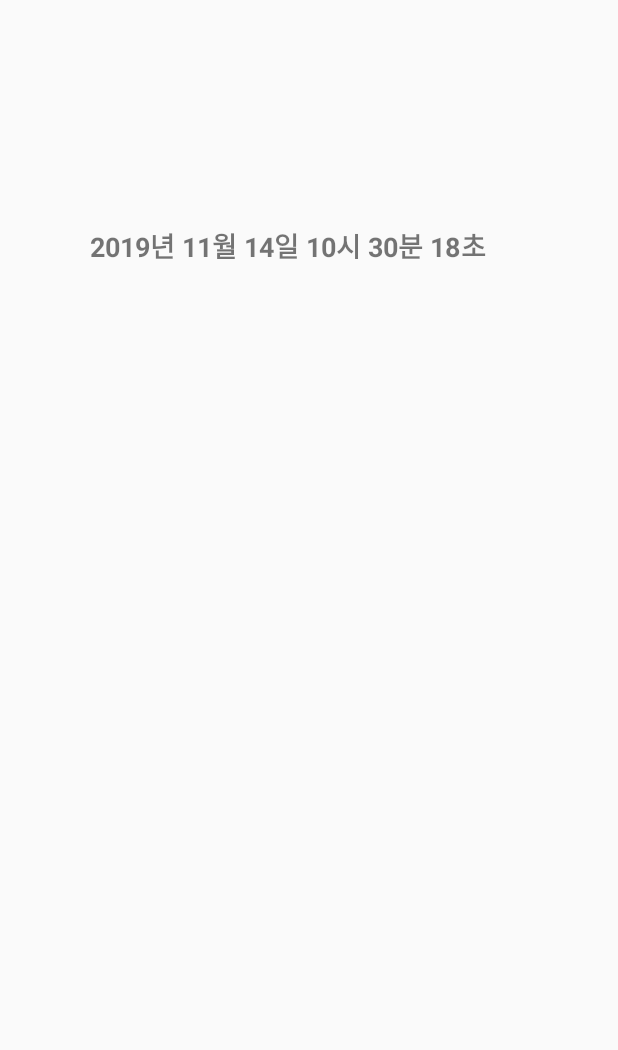
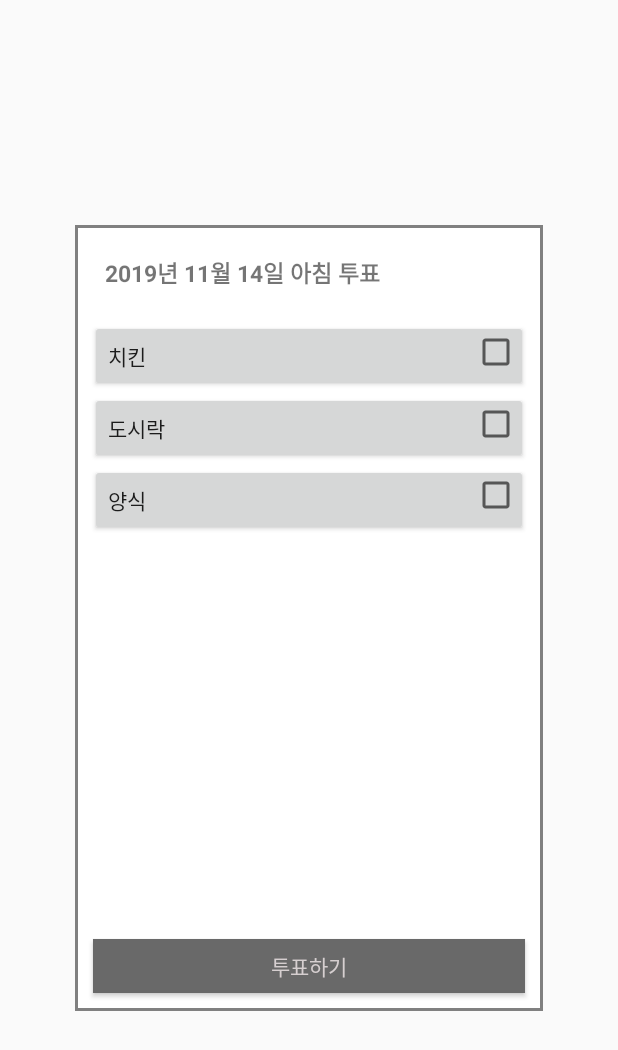
Before and after one commit to ha012345/MyApplication, an Android app: the Vote screen opened directly, with no data from a screen before it, on a phone screen of 412 x 824 dp. Shown: the top 1050 px of the screen. Run offline under Robolectric (Android 15) with nearby library versions, the phone set to English and light mode, and no system bars; our stand-ins replace Firebase (no records; nobody signed in at launch, a user with empty details on screens opened directly); 2 statements that could not run were skipped.

Commit message:
ssw
투표기능

```diff
--- a/app/src/main/java/com/example/myapplication/Vote.java
+++ b/app/src/main/java/com/example/myapplication/Vote.java
@@ -7,6 +7,7 @@ import android.content.Intent;
 import android.os.Bundle;
 import android.view.View;
 import android.widget.Button;
+import android.widget.CheckBox;
 import android.widget.ImageView;
 import android.widget.TextView;
 
@@ -24,20 +25,77 @@ import java.util.Date;
 public class Vote extends AppCompatActivity {
 
     private String groupname, groupkey;
+    Food_Ranking food_ranking = new Food_Ranking();
 
     @Override
     protected void onCreate(Bundle savedInstanceState) {
         super.onCreate(savedInstanceState);
         setContentView(R.layout.activity_vote);
+        TextView dating = (TextView)findViewById(R.id.textView2);
+        Button btn1 = (Button)findViewById(R.id.button1);
+        Button btn2 = (Button)findViewById(R.id.button2);
+        Button btn3 = (Button)findViewById(R.id.button3);
+        final CheckBox c1 = (CheckBox)findViewById(R.id.checkBox1);
+        final CheckBox c2 = (CheckBox)findViewById(R.id.checkBox2);
+        final CheckBox c3 = (CheckBox)findViewById(R.id.checkBox3);
+        Button vote = (Button)findViewById(R.id.voting);
 
         Intent intent = getIntent();
         groupname = (String) intent.getExtras().get("groupname");
         groupkey = (String) intent.getExtras().get("groupkey");
 
-        SimpleDateFormat format = new SimpleDateFormat("yyyy년 MM월 dd일 HH시 mm분 ss초");
+        SimpleDateFormat format = new SimpleDateFormat("yyyy년 MM월 dd일");
+        SimpleDateFormat format2 = new SimpleDateFormat("HH");
         Date time = new Date();
 
-        TextView dating = (TextView)findViewById(R.id.textView2);
-        dating.setText(format.format(time));
+        btn1.setText("치킨");
+        btn2.setText("도시락");
+        btn3.setText("양식");
+
+        String a = format2.format(time);
+        int hour = Integer.parseInt(a);
+
+        if(hour > 16)
+        {
+            dating.setText(format.format(time)+ " 저녁 투표");
+        }else if(hour > 11)
+        {
+            dating.setText(format.format(time)+ " 점심 투표");
+        }else{
+            dating.setText(format.format(time)+ " 아침 투표");
+        }
+
+        btn1.setOnClickListener(new View.OnClickListener() {
+            @Override
+            public void onClick(View view) {
+                c1.toggle();
+            }
+        });
+
+        btn2.setOnClickListener(new View.OnClickListener() {
+            @Override
+            public void onClick(View view) {
+                c2.toggle();
+            }
+        });
+
+        btn3.setOnClickListener(new View.OnClickListener() {
+            @Override
+            public void onClick(View view) {
+                c3.toggle();
+            }
+        });
+
+        String uid = FirebaseAuth.getInstance().getCurrentUser().getUid();
+        final DatabaseReference ref = FirebaseDatabase.getInstance().getReference().child("group").child(groupkey).child("food_pick");
+
+        vote.setOnClickListener(new View.OnClickListener() {
+            @Override
+            public void onClick(View view) {
+                if (c1.isChecked() == true) ref.child("Korean").setValue(1);
+                if (c2.isChecked() == true) ref.child("Snack").setValue(1);
+                if (c3.isChecked() == true) ref.child("dessert").setValue(1);
+            }
+        });
     }
 }
--- /dev/null
+++ b/app/src/main/res/drawable/edge.xml
@@ -0,0 +1,7 @@
+<?xml version="1.0" encoding="utf-8"?>
+<shape xmlns:android="http://schemas.android.com/apk/res/android">
+    <solid android:color="#ffffff" />
+    <stroke
+        android:width="2sp"
+        android:color="#808080" />
+</shape>
--- a/app/src/main/res/layout/activity_vote.xml
+++ b/app/src/main/res/layout/activity_vote.xml
@@ -6,18 +6,73 @@
     <FrameLayout
         android:layout_width="match_parent"
         android:layout_height="match_parent"
-        android:paddingRight="60dp"
-        android:paddingLeft="60dp"
+        android:paddingRight="50dp"
+        android:paddingLeft="50dp"
         android:paddingBottom="150dp"
         android:paddingTop="150dp"
         android:orientation="vertical">
-
+        <LinearLayout
+            android:layout_width="match_parent"
+            android:layout_height="match_parent"
+            android:orientation="vertical"
+            android:background="@drawable/edge"
+            android:padding="10dp">
         <TextView
             android:id="@+id/textView2"
             android:layout_width="match_parent"
-            android:layout_height="match_parent"
-            android:layout_gravity="center"
-            android:textSize="18sp"
-            android:textStyle="bold" />
+            android:layout_height="wrap_content"
+            android:textSize="15sp"
+            android:textStyle="bold"
+            android:padding="10dp"/>
+
+        <Button
+            android:layout_marginTop="10dp"
+            android:id="@+id/button1"
+            android:layout_width="match_parent"
+            android:gravity="left|center_vertical"
+            android:layout_height="wrap_content" />
+        <Button
+            android:id="@+id/button2"
+            android:layout_width="match_parent"
+            android:gravity="left|center_vertical"
+            android:layout_height="wrap_content" />
+        <Button
+            android:id="@+id/button3"
+            android:gravity="left|center_vertical"
+            android:layout_width="match_parent"
+            android:layout_height="wrap_content" />
+        </LinearLayout>
+        <CheckBox
+            android:id="@+id/checkBox1"
+            android:layout_width="wrap_content"
+            android:layout_height="wrap_content"
+            android:layout_gravity="right"
+            android:layout_marginRight="15dp"
+            android:layout_marginTop="68.5dp"/>
+        <CheckBox
+            android:id="@+id/checkBox2"
+            android:layout_width="wrap_content"
+            android:layout_height="wrap_content"
+            android:layout_gravity="right"
+            android:layout_marginRight="15dp"
+            android:layout_marginTop="116.5dp"/>
+        <CheckBox
+            android:id="@+id/checkBox3"
+            android:layout_width="wrap_content"
+            android:layout_height="wrap_content"
+            android:layout_gravity="right"
+            android:layout_marginRight="15dp"
+            android:layout_marginTop="164dp"/>
+        <Button
+            android:id="@+id/voting"
+            android:layout_width="match_parent"
+            android:layout_height="36dp"
+            android:layout_gravity="bottom"
+            android:background="#696969"
+            android:layout_marginBottom="12dp"
+            android:layout_marginRight="12dp"
+            android:layout_marginLeft="12dp"
+            android:text="투표하기"
+            android:textColor="#D6CFD0" />
     </FrameLayout>
 </LinearLayout>
```
